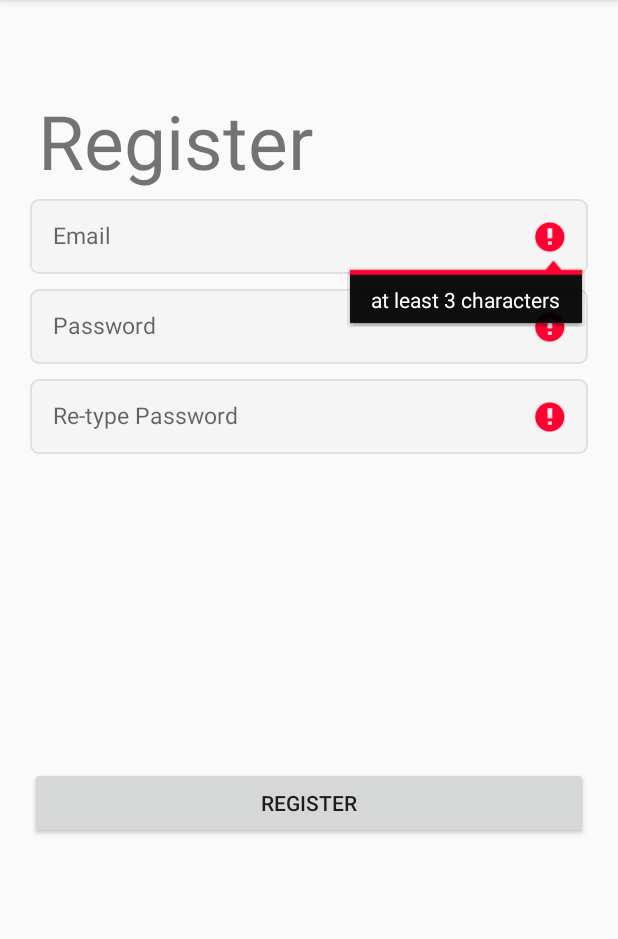
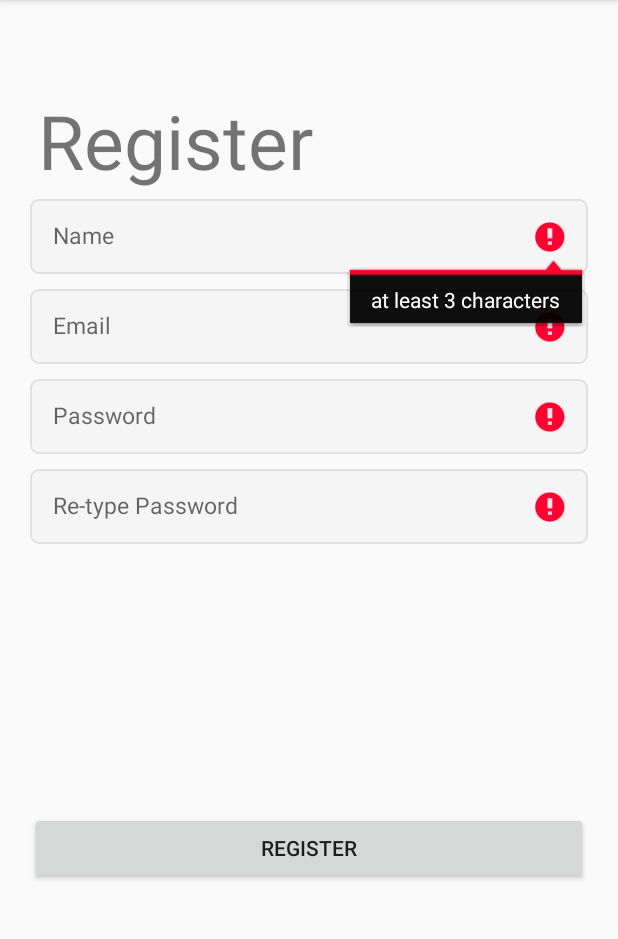
Before and after one commit to timonBusch/smartgrocery, an Android app: the SignUpActivity screen opened directly, with no data from a screen before it, after a tap on "REGISTER", on a phone screen of 412 x 824 dp, the part 84-1023 px from its top. Run offline under Robolectric (Android 15) with nearby library versions, the phone set to English and light mode, and no system bars.

```diff
--- a/app/src/main/java/com/example/smartgrocery/SignUpActivity.kt
+++ b/app/src/main/java/com/example/smartgrocery/SignUpActivity.kt
@@ -8,6 +8,9 @@ import android.widget.Button
 import android.widget.EditText
 import android.widget.ProgressBar
 import android.widget.Toast
+import com.example.smartgrocery.repositories.SignUpRepository
+import com.example.smartgrocery.repositories.SignUpRepository.body
+import kotlinx.android.synthetic.main.activity_sign_up.*
 
 class SignUpActivity : AppCompatActivity() {
 
@@ -16,6 +19,7 @@ class SignUpActivity : AppCompatActivity() {
     var signupUserNameText: EditText? = null
     var signupPasswordText: EditText? = null
     var signupRePasswordText: EditText? = null
+    var signupEmailText: EditText? = null
 
 
 
@@ -28,6 +32,7 @@ class SignUpActivity : AppCompatActivity() {
         signupPasswordText = findViewById(R.id.signup_password)
         signupRePasswordText = findViewById(R.id.signup_repassword)
         signupUserNameText = findViewById(R.id.signup_name_input)
+        signupEmailText = findViewById(R.id.email_input)
 
         register_Button!!.setOnClickListener{
             progressBar!!.visibility = View.VISIBLE
@@ -49,15 +54,18 @@ class SignUpActivity : AppCompatActivity() {
 
         val userName = signupUserNameText!!.text.toString()
         val password = signupPasswordText!!.text.toString()
-        val rePassword = signupRePasswordText!!.text.toString()
+        val email = signupEmailText!!.text.toString()
 
         val corretlySingedUp = validate()
 
         // TODO: SignUp logic (send information to server)
-
+        SignUpRepository.sendUserData(userName, password, email)
 
         android.os.Handler().postDelayed(
             {
+                val serverResponse = body
+                val corretlySingedUp = serverResponse.equals("saved")
+
                 if(corretlySingedUp) {
                     onSignUpSuccess()
                 } else {
@@ -71,6 +79,8 @@ class SignUpActivity : AppCompatActivity() {
     private fun onSignUpSuccess() {
         progressBar!!.visibility = View.GONE
         register_Button!!.isEnabled = true
+        Toast.makeText(baseContext, "Registration successfull",
+            Toast.LENGTH_LONG).show()
 
         startActivity(Intent(this, LoginActivity::class.java))
         finish()
@@ -88,6 +98,7 @@ class SignUpActivity : AppCompatActivity() {
         val userName = signupUserNameText!!.text.toString()
         val password = signupPasswordText!!.text.toString()
         val rePassword = signupRePasswordText!!.text.toString()
+        val email = signupEmailText!!.text.toString()
 
         // Check if the user name has the right form
         if (userName.isEmpty() || userName.length < 3) {
@@ -96,6 +107,15 @@ class SignUpActivity : AppCompatActivity() {
         } else {
             signupUserNameText!!.error = null
         }
+
+        // Check if email is valid
+        if (email.isEmpty() || !android.util.Patterns.EMAIL_ADDRESS.matcher(email).matches()) {
+            email_input!!.error = "enter a valid email address"
+            valid = false
+        } else {
+            email_input!!.error = null
+        }
+
 
         // Check if the password has the right form
         if (password.isEmpty() || password.length < 4 || password.length > 10) {
--- a/app/src/main/res/layout/activity_sign_up.xml
+++ b/app/src/main/res/layout/activity_sign_up.xml
@@ -24,7 +24,7 @@
         android:id="@+id/signup_name_input"
         android:layout_width="match_parent"
         android:layout_height="50dp"
-        android:hint="@string/e_mail"
+        android:hint="@string/name_hint"
         android:layout_marginLeft="20dp"
         android:layout_marginRight="20dp"
         android:layout_marginBottom="10dp"
@@ -32,6 +32,20 @@
         android:padding="15dp"
         android:inputType="textEmailAddress"
         android:textSize="15sp" />
+
+    <EditText
+        android:id="@+id/email_input"
+        android:layout_width="match_parent"
+        android:layout_height="50dp"
+        android:layout_marginLeft="20dp"
+        android:layout_marginRight="20dp"
+        android:layout_marginBottom="10dp"
+        android:background="@drawable/et_custom"
+        android:hint="@string/e_mail"
+        android:inputType="text"
+        android:padding="15dp"
+        android:textSize="15sp" />
+
 
     <EditText
         android:id="@+id/signup_password"
```
Also changed, not shown: app/src/main/java/com/example/smartgrocery/repositories/SignUpRepository.kt (+7 -4 lines).
